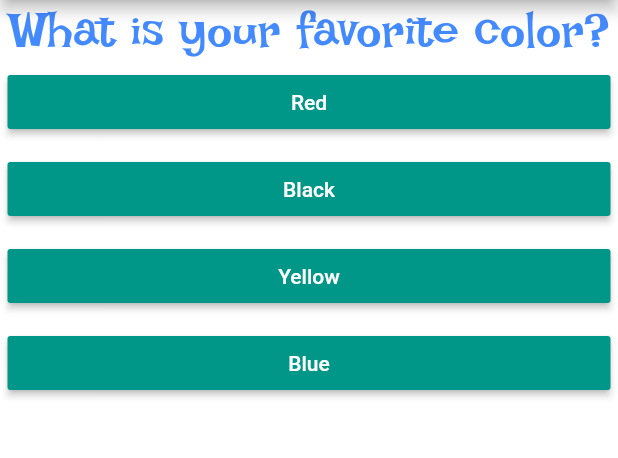
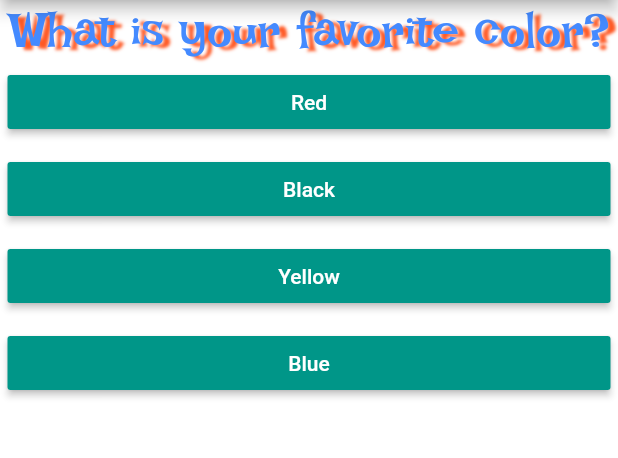
Before and after one commit to amitgainarup/quiz_app, a Flutter app: the screen it shows after launch, on a phone screen of 412 x 824 dp, the part 84-542 px from its top. Run offline on Flutter 3.47's test engine with Material 2 defaults, Android fonts, the phone set to English and light mode, and no system bars.

Commit message:
Amit Gain

```diff
--- a/lib/question.dart
+++ b/lib/question.dart
@@ -12,6 +12,13 @@ Questions(this.questionText);
         color: Colors.blueAccent,
         fontSize: 32,
         fontFamily: 'IrishGrover',
+        shadows: [
+          Shadow(
+            color: Colors.deepOrange,
+            offset: Offset(5, 2),
+            blurRadius: 2,
+          ),
+        ],
       ),
     );
   }
```
Lines whose indentation alone changed are shown as unchanged.
